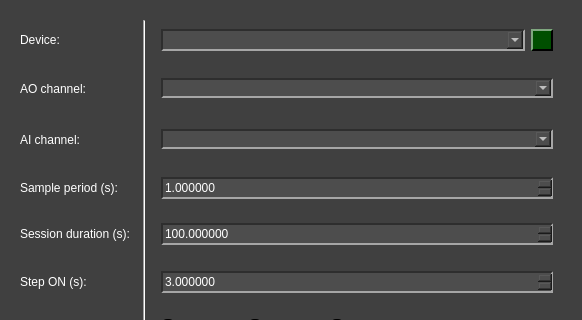
The window that pydaq/uis/PyDAQ_step_response_Arduino_widget.ui (viniciusfs14/pydaq) describes before a commit, drawn with Qt 5; both pictures show x 0 to 582 and y 0 to 320 of the 582 by 552 pixel window.
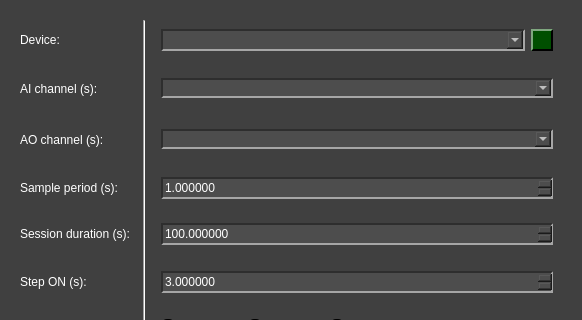
The same window after the commit. Icons and pictures are not drawn.

```diff
--- a/pydaq/uis/PyDAQ_step_response_Arduino_widget.ui
+++ b/pydaq/uis/PyDAQ_step_response_Arduino_widget.ui
@@ -336,7 +336,7 @@
       <item row="1" column="0">
        <widget class="QLabel" name="label_3">
         <property name="text">
-         <string>AO channel:</string>
+         <string>AI channel (s):</string>
         </property>
        </widget>
       </item>
@@ -623,7 +623,7 @@
        <widget class="QWidget" name="widget_4" native="true">
         <layout class="QHBoxLayout" name="horizontalLayout_2">
          <item>
-          <widget class="QComboBox" name="ao_channel_combo"/>
+          <widget class="QComboBox" name="ai_channel_combo"/>
          </item>
         </layout>
        </widget>
@@ -695,7 +695,7 @@
       <item row="2" column="0">
        <widget class="QLabel" name="label_4">
         <property name="text">
-         <string>AI channel:</string>
+         <string>AO channel (s):</string>
         </property>
        </widget>
       </item>
@@ -703,7 +703,7 @@
        <widget class="QWidget" name="widget_5" native="true">
         <layout class="QHBoxLayout" name="horizontalLayout_3">
          <item>
-          <widget class="QComboBox" name="ai_channel_combo"/>
+          <widget class="QComboBox" name="ao_channel_combo"/>
          </item>
         </layout>
        </widget>
```
Left out of the diff: 2 changed lines with no effect on the pictures.
